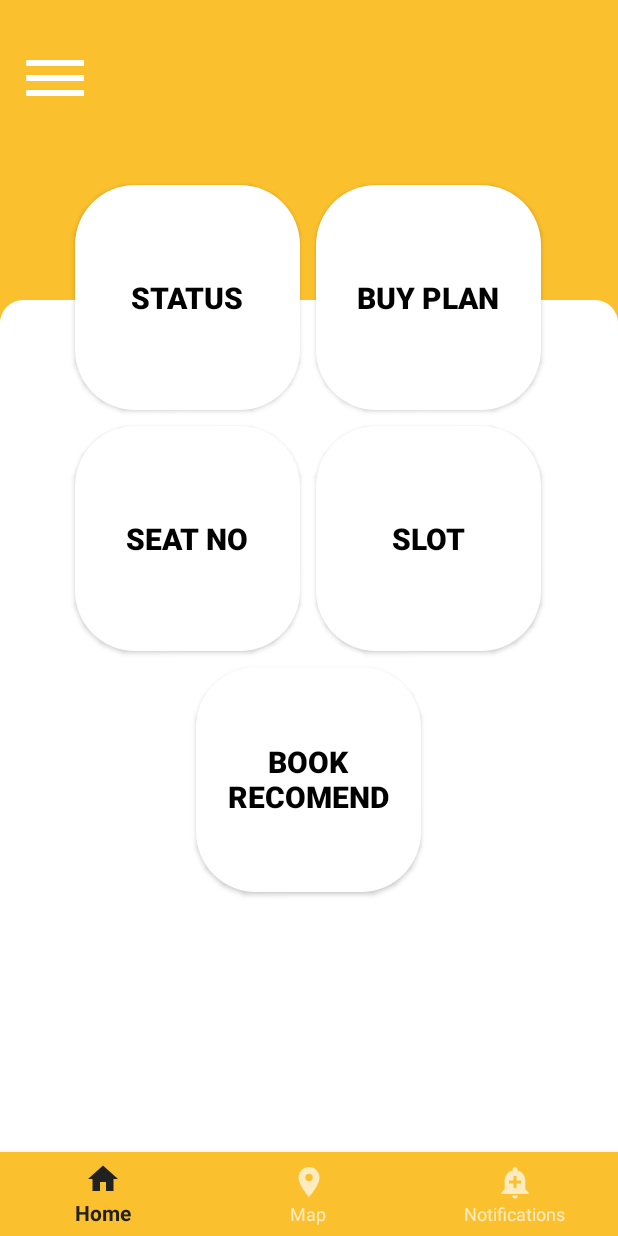
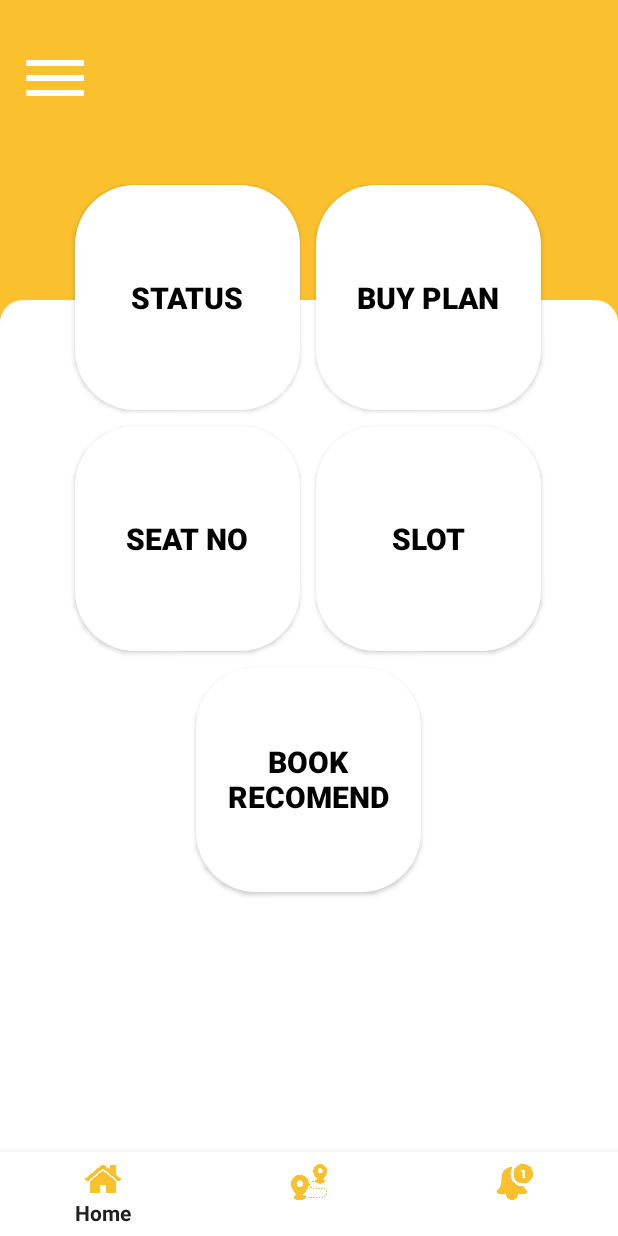
Before and after one commit to AmulPandey/Library_Bee, an Android app: the screen it shows after launch once a user with an empty profile is signed in (MainActivity), on a phone screen of 412 x 824 dp. Run offline under Robolectric (Android 15) with nearby library versions, the phone set to English and light mode, and no system bars; our stand-ins replace CircleImageView, Firebase (no records; nobody signed in at launch, a user with empty details on screens opened directly), navigation-ui; pictures from the network do not load; 1 statement that could not run was skipped.

Commit message:
Fixed almost everything

```diff
--- a/app/build.gradle
+++ b/app/build.gradle
@@ -53,6 +53,8 @@
     implementation 'org.tensorflow:tensorflow-lite-metadata:0.1.0'
     implementation 'org.tensorflow:tensorflow-lite-gpu:2.3.0'
     implementation 'androidx.recyclerview:recyclerview:1.3.2'
+    implementation 'androidx.navigation:navigation-fragment:2.7.7'
+    implementation 'androidx.navigation:navigation-ui:2.7.7'
     androidTestImplementation 'junit:junit:4.12'
     annotationProcessor 'com.github.bumptech.glide:compiler:4.12.0'
     implementation 'de.hdodenhof:circleimageview:3.1.0'
--- a/app/src/main/java/com/example/LibraryBee/MainActivity.java
+++ b/app/src/main/java/com/example/LibraryBee/MainActivity.java
@@ -1,13 +1,22 @@
 package com.example.LibraryBee;
 
 import androidx.annotation.NonNull;
+import androidx.annotation.Nullable;
 import androidx.appcompat.app.AlertDialog;
 import androidx.appcompat.app.AppCompatActivity;
 import androidx.fragment.app.Fragment;
 import androidx.fragment.app.FragmentManager;
 import androidx.fragment.app.FragmentTransaction;
+import androidx.navigation.NavController;
+import androidx.navigation.NavDestination;
+import androidx.navigation.NavGraph;
+import androidx.navigation.Navigation;
+
 import android.app.ProgressDialog;
 import android.os.Bundle;
+
+import androidx.navigation.fragment.NavHostFragment;
+import androidx.navigation.ui.NavigationUI;
 import android.view.MenuItem;
 
 import com.example.LibraryBee.User_Pannel.Seat;
@@ -30,7 +39,7 @@
     private FirebaseAuth auth;
     private BottomNavigationView btnview;
     private ProgressDialog progressDialog;
-
+    private NavController navController;
 
     @Override
     protected void onCreate(Bundle savedInstanceState) {
@@ -98,27 +107,28 @@
             }
         });
 
+        NavHostFragment navHostFragment = (NavHostFragment) getSupportFragmentManager()
+                .findFragmentById(R.id.nav_host_fragment);
+        navController = navHostFragment.getNavController();
 
-        btnview = findViewById(R.id.btnview);
+        BottomNavigationView bottomNavigationView = findViewById(R.id.bottomNavigationView);
+        NavigationUI.setupWithNavController(bottomNavigationView, navController);
 
-        btnview.setOnNavigationItemSelectedListener(new BottomNavigationView.OnNavigationItemSelectedListener() {
+        navController.addOnDestinationChangedListener(new NavController.OnDestinationChangedListener() {
             @Override
-            public boolean onNavigationItemSelected(@NonNull MenuItem item) {
-                int id = item.getItemId();
-
-                if (id == R.id.nav_home) {
-                    loadfrag(new home(), false);
-                } else if (id == R.id.nav_map) {
-                    loadfrag(new maps(), false);
+            public void onDestinationChanged(@NonNull NavController controller, @NonNull NavDestination destination, @Nullable Bundle arguments) {
+                if (destination.getId() == R.id.homeFragment ||
+                        destination.getId() == R.id.mapFragment ||
+                        destination.getId() == R.id.notificationsFragment) {
+                    // Handle actions for specific destinations if needed
                 } else {
-                    // Handle other menu items
-                    loadfrag(new notifications(), false);
+                    // Handle actions for other destinations if needed
                 }
-                return true;
             }
         });
 
-        btnview.setSelectedItemId(R.id.nav_home);
+
+
     }
 
     @Override
@@ -135,20 +145,4 @@
                 })
                 .show();
     }
-
-
-
-    // Method to load fragments
-    public void loadfrag(Fragment fragment, boolean flag) {
-        FragmentManager fm = getSupportFragmentManager();
-        FragmentTransaction ft = fm.beginTransaction();
-        if (flag)
-            ft.add(R.id.container, fragment);
-        else
-            ft.replace(R.id.container, fragment);
-        ft.commit();
-    }
-
-
-
 }
--- /dev/null
+++ b/app/src/main/res/color/icon_tint.xml
@@ -0,0 +1,4 @@
+<?xml version="1.0" encoding="utf-8"?>
+<selector xmlns:android="http://schemas.android.com/apk/res/android">
+    <item android:color="#FBC02D" />
+</selector>
--- a/app/src/main/res/drawable/bottom_navigation_item_color.xml
+++ /dev/null
@@ -1,5 +0,0 @@
-<?xml version="1.0" encoding="utf-8"?>
-<selector xmlns:android="http://schemas.android.com/apk/res/android">
-    <item android:color="@color/black" android:state_checked="true" />
-    <item android:color="@color/white" android:state_checked="false" />
-</selector>
--- a/app/src/main/res/drawable/ic_menu_dashboard.xml
+++ /dev/null
@@ -1,6 +0,0 @@
-<vector android:height="24dp" android:tint="#1D86EF"
-    android:viewportHeight="24.0" android:viewportWidth="24.0"
-
-    android:width="24dp" xmlns:android="http://schemas.android.com/apk/res/android">
-    <path android:fillColor="#FF000000" android:pathData="M10,20v-6h4v6h5v-8h3L12,3 2,12h3v8z"/>
-</vector>
--- a/app/src/main/res/drawable/ic_menu_gymlocation.xml
+++ /dev/null
@@ -1,5 +0,0 @@
-<vector android:height="24dp" android:tint="#0263E5"
-    android:viewportHeight="24.0" android:viewportWidth="24.0"
-    android:width="24dp" xmlns:android="http://schemas.android.com/apk/res/android">
-    <path android:fillColor="#FF000000" android:pathData="M12,2C8.13,2 5,5.13 5,9c0,5.25 7,13 7,13s7,-7.75 7,-13c0,-3.87 -3.13,-7 -7,-7zM12,11.5c-1.38,0 -2.5,-1.12 -2.5,-2.5s1.12,-2.5 2.5,-2.5 2.5,1.12 2.5,2.5 -1.12,2.5 -2.5,2.5z"/>
-</vector>
--- a/app/src/main/res/drawable/ic_menu_reminder.xml
+++ /dev/null
@@ -1,5 +0,0 @@
-<vector android:height="24dp" android:tint="#0263E5"
-    android:viewportHeight="24.0" android:viewportWidth="24.0"
-    android:width="24dp" xmlns:android="http://schemas.android.com/apk/res/android">
-    <path android:fillColor="#FF000000" android:pathData="M10.01,21.01c0,1.1 0.89,1.99 1.99,1.99s1.99,-0.89 1.99,-1.99h-3.98zM18.88,16.82L18.88,11c0,-3.25 -2.25,-5.97 -5.29,-6.69v-0.72C13.59,2.71 12.88,2 12,2s-1.59,0.71 -1.59,1.59v0.72C7.37,5.03 5.12,7.75 5.12,11v5.82L3,18.94L3,20h18v-1.06l-2.12,-2.12zM16,13.01h-3v3h-2v-3L8,13.01L8,11h3L11,8h2v3h3v2.01z"/>
-</vector>
--- a/app/src/main/res/drawable/ic_notifications_black_24dp.xml
+++ /dev/null
@@ -1,9 +0,0 @@
-<vector xmlns:android="http://schemas.android.com/apk/res/android"
-    android:width="24dp"
-    android:height="24dp"
-    android:viewportWidth="24.0"
-    android:viewportHeight="24.0">
-    <path
-        android:fillColor="#FF000000"
-        android:pathData="M12,22c1.1,0 2,-0.9 2,-2h-4c0,1.1 0.89,2 2,2zM18,16v-5c0,-3.07 -1.64,-5.64 -4.5,-6.32L13.5,4c0,-0.83 -0.67,-1.5 -1.5,-1.5s-1.5,0.67 -1.5,1.5v0.68C7.63,5.36 6,7.92 6,11v5l-2,2v1h16v-1l-2,-2z" />
-</vector>
--- a/app/src/main/res/layout/activity_main.xml
+++ b/app/src/main/res/layout/activity_main.xml
@@ -1,28 +1,26 @@
 <?xml version="1.0" encoding="utf-8"?>
-
-
-<RelativeLayout xmlns:android="http://schemas.android.com/apk/res/android"
+<LinearLayout xmlns:android="http://schemas.android.com/apk/res/android"
     xmlns:app="http://schemas.android.com/apk/res-auto"
-    xmlns:tools="http://schemas.android.com/tools"
     android:layout_width="match_parent"
     android:layout_height="match_parent"
-    tools:context=".MainActivity">
+    android:orientation="vertical">
 
-    <FrameLayout
-        android:id="@+id/container"
+    <fragment
+        android:id="@+id/nav_host_fragment"
+        android:name="androidx.navigation.fragment.NavHostFragment"
         android:layout_width="match_parent"
-        android:layout_height="match_parent"
-        android:layout_above="@+id/btnview"
-        />
+        android:layout_height="0dp"
+        android:layout_weight="1"
+        app:defaultNavHost="true"
+        app:navGraph="@navigation/nav_graph" />
 
     <com.google.android.material.bottomnavigation.BottomNavigationView
-        android:id="@+id/btnview"
+        android:id="@+id/bottomNavigationView"
+        android:background="@color/white"
         android:layout_width="match_parent"
         android:layout_height="wrap_content"
-        android:layout_alignParentBottom="true"
-        android:background="#FBC02D"
-        app:menu="@menu/nav_items"/>
+        android:layout_gravity="bottom"
+        app:itemIconTint="@color/icon_tint"
+        app:menu="@menu/nav_items" />
 
-
-
-</RelativeLayout>
+</LinearLayout>
--- a/app/src/main/res/menu/nav_items.xml
+++ b/app/src/main/res/menu/nav_items.xml
@@ -1,41 +1,14 @@
-<?xml version="1.0" encoding="utf-8"?>
-<menu xmlns:android="http://schemas.android.com/apk/res/android"
-      xmlns:app="http://schemas.android.com/apk/res-auto">
-
-    <item android:id="@+id/nav_home"
-        android:icon="@drawable/ic_menu_dashboard"
-        android:title="Home"
-        app:showAsAction="ifRoom"/>
-
-    <item android:id="@+id/nav_map"
-        android:icon="@drawable/ic_menu_gymlocation"
-        android:title="Map"
-        app:showAsAction="collapseActionView"/>
-
-
-<!--    <item android:id="@+id/nav_members"-->
-<!--        android:icon="@drawable/ic_menu_memberlist"-->
-<!--        android:title="Members"-->
-<!--        app:showAsAction="collapseActionView"/>-->
-
-
-
-<!--    <item android:id="@+id/nav_utilities"-->
-<!--        android:icon="@drawable/baseline_attribution_24"-->
-<!--        android:title="utilities"-->
-<!--        app:showAsAction="collapseActionView"/>-->
-
-
-
-
-    <item android:id="@+id/nav_notificatios"
-        android:icon="@drawable/ic_menu_reminder"
-        android:title="Notifications"
-        app:showAsAction="collapseActionView"/>
-
-<!--    <item android:id="@+id/nav_search"-->
-<!--        android:icon="@drawable/baseline_search_24"-->
-<!--        android:title="search"-->
-<!--        app:showAsAction="collapseActionView"/>-->
-
+<menu xmlns:android="http://schemas.android.com/apk/res/android">
+    <item
+        android:id="@+id/homeFragment"
+        android:icon="@drawable/homeicon"
+        android:title="Home" />
+    <item
+        android:id="@+id/mapFragment"
+        android:icon="@drawable/location_icon"
+        android:title="Location" />
+    <item
+        android:id="@+id/notificationsFragment"
+        android:icon="@drawable/notification_bell"
+        android:title="Notifications" />
 </menu>
--- /dev/null
+++ b/app/src/main/res/navigation/nav_graph.xml
@@ -0,0 +1,47 @@
+<?xml version="1.0" encoding="utf-8"?>
+<navigation xmlns:android="http://schemas.android.com/apk/res/android"
+    xmlns:app="http://schemas.android.com/apk/res-auto"
+    xmlns:tools="http://schemas.android.com/tools"
+    android:id="@+id/nav_graph"
+    app:startDestination="@id/homeFragment">
+
+    <fragment
+        android:id="@+id/homeFragment"
+        android:name="com.example.LibraryBee.User_Pannel.home"
+        android:label="Home"
+        tools:layout="@layout/fragment_home">
+        <action
+            android:id="@+id/action_homeFragment_to_mapFragment"
+            app:destination="@id/mapFragment" />
+        <action
+            android:id="@+id/action_homeFragment_to_notificationsFragment"
+            app:destination="@id/notificationsFragment" />
+    </fragment>
+
+    <fragment
+        android:id="@+id/mapFragment"
+        android:name="com.example.LibraryBee.User_Pannel.maps"
+        android:label="Map"
+        tools:layout="@layout/fragment_maps">
+        <action
+            android:id="@+id/action_mapFragment_to_homeFragment"
+            app:destination="@id/homeFragment" />
+        <action
+            android:id="@+id/action_mapFragment_to_notificationsFragment"
+            app:destination="@id/notificationsFragment" />
+    </fragment>
+
+    <fragment
+        android:id="@+id/notificationsFragment"
+        android:name="com.example.LibraryBee.User_Pannel.notifications"
+        android:label="Notifications"
+        tools:layout="@layout/fragment_notificatios">
+        <action
+            android:id="@+id/action_notificationsFragment_to_homeFragment"
+            app:destination="@id/homeFragment" />
+        <action
+            android:id="@+id/action_notificationsFragment_to_mapFragment"
+            app:destination="@id/mapFragment" />
+    </fragment>
+
+</navigation>
--- a/app/src/main/res/values/colors.xml
+++ b/app/src/main/res/values/colors.xml
@@ -2,4 +2,5 @@
 <resources>
     <color name="black">#FF000000</color>
     <color name="white">#FFFFFFFF</color>
+    <color name="default_icon_color">#808080</color>
 </resources>
```
Also changed, not shown: app/src/main/res/drawable/homeicon.png (added), app/src/main/res/drawable/location_icon.png (added), app/src/main/res/drawable/notification_bell.png (added).
